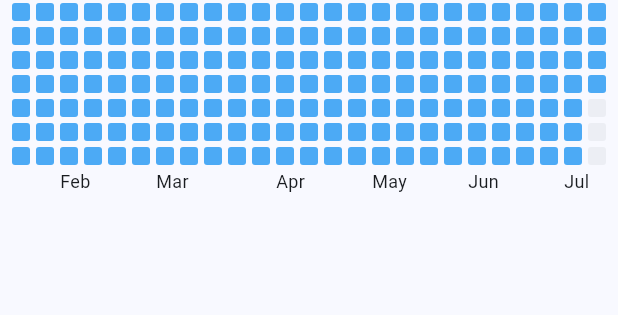
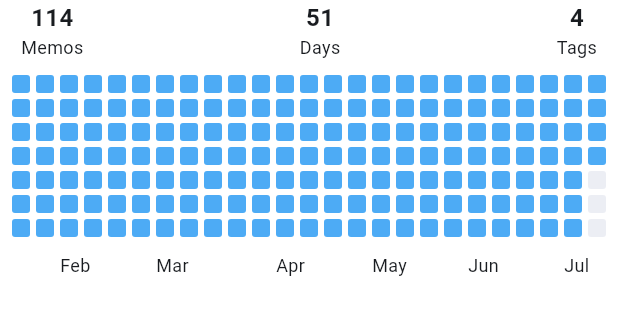
Before and after one commit to usememento/Memento, a Flutter app: the HeatMap widget shown alone on an empty page, opened directly, on a phone screen of 412 x 824 dp. Shown: the top 315 px of the screen. Run offline on Flutter 3.47's test engine with Material 3 defaults, Android fonts, the phone set to English and light mode, and no system bars; our stand-ins replace cached_network_image; accounts and stored records are empty; network calls fail.

Commit message:
update heat_map

```diff
--- a/frontend/lib/components/frame.dart
+++ b/frontend/lib/components/frame.dart
@@ -61,6 +61,8 @@ class _FrameState extends State<Frame> {
 
   static const _kMinBodyWidth = 400.0;
 
+  static const _kDrawerWidth = 256.0;
+
   static const routes = {
     "Home": "/",
     "Explore": "/explore",
@@ -85,6 +87,8 @@ class _FrameState extends State<Frame> {
     "Settings": Icons.settings,
     "Search": Icons.search,
   };
+
+  bool isDrawerOpen = false;
 
   @override
   Widget build(BuildContext context) {
@@ -148,6 +152,29 @@ class _FrameState extends State<Frame> {
                     bottom: 0,
                     child: buildRightFull(),
                   ),
+                Positioned.fill(
+                  child: IgnorePointer(
+                    ignoring: !isDrawerOpen,
+                    child: GestureDetector(
+                      onTap: () {
+                        setState(() {
+                          isDrawerOpen = false;
+                        });
+                      },
+                      child: AnimatedContainer(
+                        duration: const Duration(milliseconds: 200),
+                        color: Colors.black.withOpacity(0.3 * (isDrawerOpen ? 1 : 0))
+                      ),
+                    ),
+                  ),
+                ),
+                AnimatedPositioned(
+                  duration: const Duration(milliseconds: 200),
+                  left: isDrawerOpen ? 0 : -_kDrawerWidth,
+                  top: 0,
+                  bottom: 0,
+                  child: buildSideBar(),
+                ),
               ],
             );
           },
@@ -377,7 +404,9 @@ class _FrameState extends State<Frame> {
           children: [
             GestureDetector(
               onTap: () {
-                to("/");
+                setState(() {
+                  isDrawerOpen = !isDrawerOpen;
+                });
               },
               child: HoverBox(
                 borderRadius: BorderRadius.circular(36),
@@ -437,6 +466,43 @@ class _FrameState extends State<Frame> {
       ),
       child: Row(
         children: routes.keys.map((e) => buildItem(e)).toList(),
+      ),
+    );
+  }
+
+  Widget buildSideBar() {
+    return Container(
+      width: _kDrawerWidth,
+      padding: const EdgeInsets.symmetric(horizontal: 8),
+      decoration: BoxDecoration(
+        color: context.colorScheme.surface,
+        borderRadius: const BorderRadius.only(
+            topRight: Radius.circular(8),
+            bottomRight: Radius.circular(8)),
+      ),
+      child: Column(
+        children: [
+          const SizedBox(height: 16,),
+          HoverBox(
+            borderRadius: BorderRadius.circular(8),
+            child: Row(
+              children: [
+                Avatar(url: appdata.user.avatar, size: 36,),
+                const SizedBox(width: 12,),
+                Text(appdata.user.name),
+              ],
+            ).paddingHorizontal(8).paddingVertical(8),
+          ).onTap(() {
+            setState(() {
+              isDrawerOpen = false;
+            });
+            to("/user");
+          }),
+          const SizedBox(height: 8,),
+          const Divider(height: 1,),
+          const SizedBox(height: 8,),
+          HeatMap(data: getTestData())
+        ],
       ),
     );
   }
--- a/frontend/lib/components/heat_map.dart
+++ b/frontend/lib/components/heat_map.dart
@@ -4,10 +4,17 @@ import 'package:flutter/material.dart';
 import 'package:frontend/foundation/app.dart';
 import 'package:frontend/utils/translation.dart';
 
-/// Data for the heat map.
-///
-/// The key is the date in the format of `yyyy-MM-dd`.
-typedef HeatMapData = Map<String, int>;
+class HeatMapData {
+  /// dailyData: a map from date to the number of memos on that day.
+  ///
+  /// key: date in the format of "yyyy-mm-dd".
+  final Map<String, int> dailyData;
+  final int totalMemos;
+  final int totalDays;
+  final int totalTags;
+
+  const HeatMapData(this.dailyData, this.totalMemos, this.totalDays, this.totalTags);
+}
 
 // TODO: remove this function and replace it with real data.
 HeatMapData getTestData() {
@@ -21,7 +28,7 @@ HeatMapData getTestData() {
     time = time.subtract(const Duration(days: 1));
   }
 
-  return data;
+  return HeatMapData(data, 114, 51, 4);
 }
 
 class HeatMap extends StatelessWidget {
@@ -52,13 +59,48 @@ class HeatMap extends StatelessWidget {
 
       return Column(
         children: [
+          buildStatistic(context),
+          const SizedBox(height: 8),
           Row(
             children: columns.reversed.toList(),
           ),
+          const SizedBox(height: 8),
           buildMonthInfo(monthInfo, maxColumns),
         ],
       ).fixWidth(_kSquareSize*maxColumns + _kPadding*(maxColumns)*2).toCenter();
     }).fixWidth(double.infinity);
+  }
+
+  Widget buildStatistic(BuildContext context) {
+    Widget buildItem(String title, int count) {
+      return Column(
+        children: [
+          Text(
+            count.toString(),
+            style: const TextStyle(
+              fontSize: 16,
+              fontWeight: FontWeight.bold,
+            ),
+          ),
+          Text(
+            title.tl,
+            style: const TextStyle(
+              fontSize: 12,
+            ),
+          ),
+        ],
+      ).paddingHorizontal(8);
+    }
+
+    return Row(
+      children: [
+        buildItem("Memos", data.totalMemos),
+        const Spacer(),
+        buildItem("Days", data.totalDays),
+        const Spacer(),
+        buildItem("Tags", data.totalTags),
+      ],
+    );
   }
 
   Widget buildOneDay(String time, int count, Color primary, Color bg) {
@@ -101,7 +143,7 @@ class HeatMap extends StatelessWidget {
         monthInfo[date.month] = columnIndex;
       }
       var key = date.toIso8601String().substring(0, 10);
-      var count = data[key] ?? 0;
+      var count = data.dailyData[key] ?? 0;
       var primary = App.mainColor;
       var bg = context.colorScheme.surfaceContainer;
       var time = "${date.month}-${date.day}";
--- a/frontend/lib/main.dart
+++ b/frontend/lib/main.dart
@@ -26,11 +26,19 @@ class Memento extends StatelessWidget {
       debugShowCheckedModeBanner: false,
       navigatorObservers: [App.observer],
       theme: ThemeData(
-        colorScheme: ColorScheme.fromSeed(seedColor: App.mainColor),
+        colorScheme: ColorScheme.fromSeed(seedColor: App.mainColor).copyWith(
+          surface: Colors.white
+        ),
         fontFamily: App.isWindows ? "Microsoft YaHei" : null,
       ),
       darkTheme: ThemeData(
-        colorScheme: ColorScheme.fromSeed(seedColor: App.mainColor),
+        colorScheme: ColorScheme.fromSeed(
+          seedColor: App.mainColor,
+          brightness: Brightness.dark
+        ).copyWith(
+          surface: Colors.black
+        ),
+        fontFamily: App.isWindows ? "Microsoft YaHei" : null,
       ),
       onGenerateRoute: (settings) {
         final builder = routes[settings.name]
```
